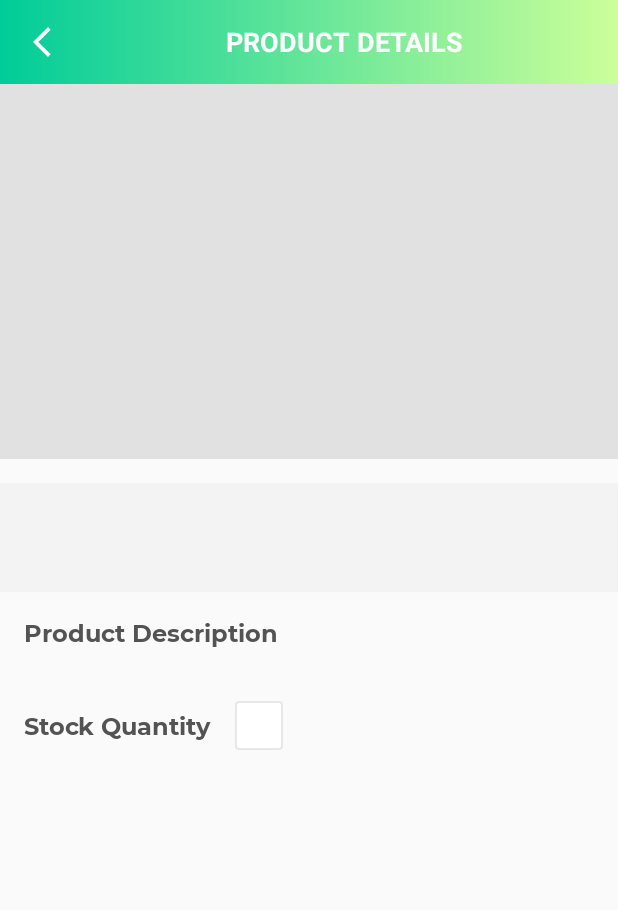
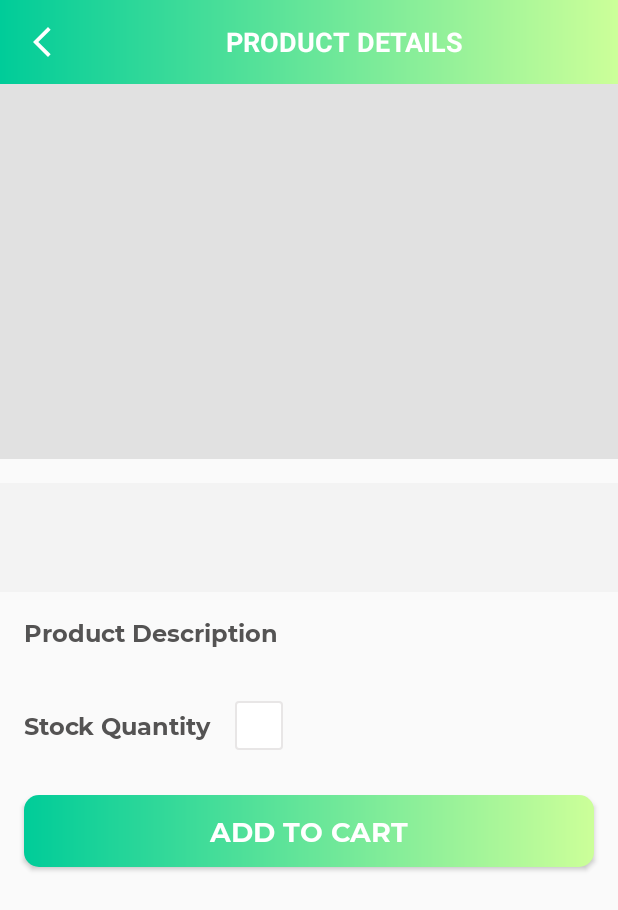
Before and after one commit to ArshiaSali/OfferMaze, an Android app: the ProductDetailsActivity screen opened directly, with no data from a screen before it, on a phone screen of 412 x 824 dp. Shown: the top 910 px of the screen. Run offline under Robolectric (Android 15) with nearby library versions, the phone set to English and light mode, and no system bars; our stand-ins replace Firebase (no records; nobody signed in at launch, a user with empty details on screens opened directly); 6 statements that could not run were skipped.

Commit message:
Add to cart button for products

```diff
--- a/app/src/main/java/sjsu/cmpe277arshia/offermaze/ui/activities/ProductDetailsActivity.kt
+++ b/app/src/main/java/sjsu/cmpe277arshia/offermaze/ui/activities/ProductDetailsActivity.kt
@@ -3,6 +3,7 @@ package sjsu.cmpe277arshia.offermaze.ui.activities
 import androidx.appcompat.app.AppCompatActivity
 import android.os.Bundle
 import android.util.Log
+import android.view.View
 import kotlinx.android.synthetic.main.activity_product_details.*
 import kotlinx.android.synthetic.main.activity_settings.*
 import sjsu.cmpe277arshia.offermaze.R
@@ -21,7 +22,18 @@ class ProductDetailsActivity : BaseActivity() {
         Log.i("Products_id",globalProductId)
         if(intent.hasExtra(Constants.EXTRA_PRODUCT_ID)){
             globalProductId = intent.getStringExtra(Constants.EXTRA_PRODUCT_ID)!!
-            Log.i("Product_id",globalProductId)
+        }
+
+        var productOwnerId : String = ""
+
+        if(intent.hasExtra(Constants.EXTRA_PRODUCT_OWNER_ID)){
+            productOwnerId = intent.getStringExtra(Constants.EXTRA_PRODUCT_OWNER_ID)!!
+        }
+
+        if(FireStoreClass().getCurrentUserID() == productOwnerId){
+            btn_add_to_cart.visibility = View.GONE
+        }else{
+            btn_add_to_cart.visibility = View.VISIBLE
         }
         getProductDetails()
     }
--- a/app/src/main/java/sjsu/cmpe277arshia/offermaze/ui/adapters/MyProductsListAdapter.kt
+++ b/app/src/main/java/sjsu/cmpe277arshia/offermaze/ui/adapters/MyProductsListAdapter.kt
@@ -49,6 +49,7 @@ open class MyProductsListAdapter(
             holder.itemView.setOnClickListener{
                 var intent = Intent(context, ProductDetailsActivity::class.java)
                 intent.putExtra(Constants.EXTRA_PRODUCT_ID, model.product_id)
+                intent.putExtra(Constants.EXTRA_PRODUCT_OWNER_ID, model.user_id)
                 context.startActivity(intent)
             }
 
--- a/app/src/main/java/sjsu/cmpe277arshia/offermaze/utils/Constants.kt
+++ b/app/src/main/java/sjsu/cmpe277arshia/offermaze/utils/Constants.kt
@@ -26,6 +26,7 @@ object Constants {
     const val PRODUCTS: String = "products"
     const val USER_ID: String = "user_id"
     const val EXTRA_PRODUCT_ID: String = "extra_product_id"
+    const val EXTRA_PRODUCT_OWNER_ID: String = "extra_product_owner_id"
 
     fun showImageChooser(activity: Activity) {
         // An intent for launching the image selection of phone storage.
--- a/app/src/main/res/layout/activity_product_details.xml
+++ b/app/src/main/res/layout/activity_product_details.xml
@@ -142,6 +142,30 @@
                     android:textStyle="bold"
                     tools:text="5" />
             </LinearLayout>
+
+            <sjsu.cmpe277arshia.offermaze.utils.CustomButton
+                android:id="@+id/btn_add_to_cart"
+                android:layout_width="match_parent"
+                android:layout_height="wrap_content"
+                android:layout_gravity="center"
+                android:layout_marginStart="16dp"
+                android:layout_marginTop="30dp"
+                android:layout_marginEnd="16dp"
+                android:layout_marginBottom="20dp"
+                android:background="@drawable/button_background"
+                android:foreground="?attr/selectableItemBackground"
+                android:gravity="center"
+                android:paddingTop="@dimen/btn_padding"
+                android:paddingBottom="@dimen/btn_padding"
+                android:text="@string/btn_lbl_add_to_cart"
+                android:textColor="@android:color/white"
+                android:textSize="@dimen/btn_textSize"
+                android:visibility="gone"
+                app:layout_constraintEnd_toEndOf="parent"
+                app:layout_constraintStart_toStartOf="parent"
+                app:layout_constraintTop_toBottomOf="@id/ll_product_details_quantity"
+                tools:visibility="visible" />
+
         </androidx.constraintlayout.widget.ConstraintLayout>
     </ScrollView>
 </androidx.constraintlayout.widget.ConstraintLayout>
--- a/app/src/main/res/values/strings.xml
+++ b/app/src/main/res/values/strings.xml
@@ -72,4 +72,9 @@
     <string name="title_product_details">PRODUCT DETAILS</string>
     <string name="lbl_product_description">Product Description</string>
     <string name="lbl_product_details_stock_quantity">Stock Quantity</string>
+
+    <string name="btn_lbl_add_to_cart">ADD TO CART</string>
+    <string name="success_message_item_added_to_cart">Product is added to your cart.</string>
+    <string name="btn_lbl_go_to_cart">GO TO CART</string>
+
 </resources>
```
Also changed, not shown: app/src/main/java/sjsu/cmpe277arshia/offermaze/ui/adapters/DashboardItemsListAdapter.kt (+18 -1 lines), app/src/main/java/sjsu/cmpe277arshia/offermaze/ui/fragments/DashboardFragment.kt (+11 -0 lines).
